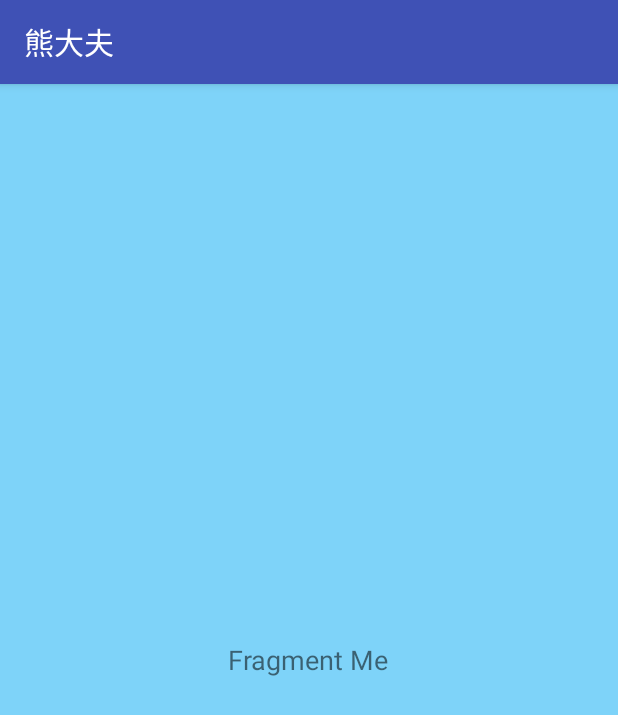
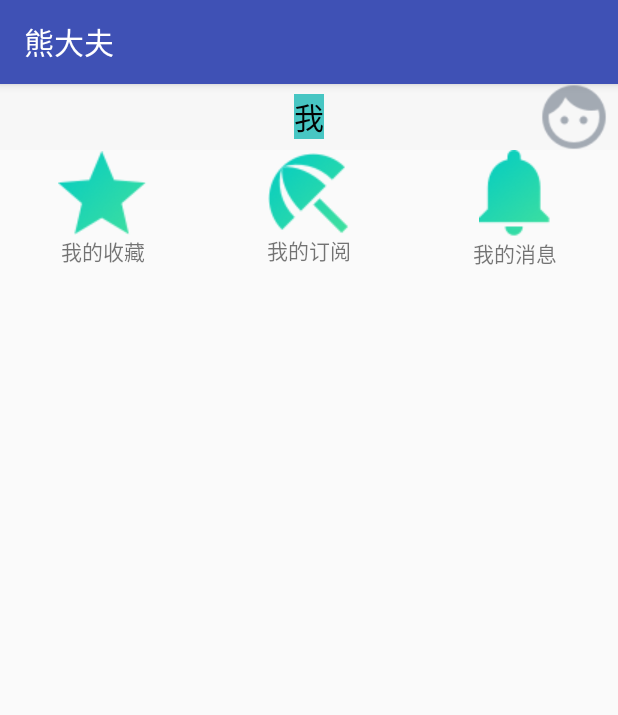
Before and after one commit to sdhfdz/DoctorBear, an Android app: the fragment MeFragment shown on its own in the app's theme, on a phone screen of 412 x 824 dp. Shown: the top 715 px of the screen. Run offline under Robolectric (Android 15) with nearby library versions, the phone set to English and light mode, and no system bars.

Commit message:
我的界面完成1

```diff
--- a/app/src/main/res/layout/fg_me.xml
+++ b/app/src/main/res/layout/fg_me.xml
@@ -2,14 +2,87 @@
 <LinearLayout xmlns:android="http://schemas.android.com/apk/res/android"
     android:layout_width="match_parent"
     android:layout_height="match_parent"
-    android:gravity="center"
-    android:background="#7ed3f9"
     android:orientation="vertical" >
 
-    <TextView
-        android:layout_width="wrap_content"
+    <RelativeLayout
+        android:layout_width="match_parent"
+        android:layout_height="44dp"
+        android:background="#F7F7F7">
+
+        <TextView
+            android:layout_width="wrap_content"
+            android:layout_height="wrap_content"
+            android:background="#47C6C3"
+            android:layout_centerInParent="true"
+            android:text="我"
+            android:textSize="20sp"
+            android:textColor="#030303"
+            />
+        <ImageView
+            android:layout_alignParentRight="true"
+            android:layout_marginRight="3dp"
+            android:layout_width="wrap_content"
+            android:layout_height="wrap_content"
+            android:src="@drawable/me_login_icon"/>
+
+    </RelativeLayout>
+    <LinearLayout
+
+        android:layout_width="match_parent"
         android:layout_height="wrap_content"
-        android:text="Fragment Me"
-        android:textSize="18sp" />
+        android:orientation="horizontal">
+        <LinearLayout
+            android:gravity="center"
+            android:layout_width="0dp"
+        android:layout_weight="1"
+        android:orientation="vertical"
+        android:layout_height="match_parent">
+        <ImageView
+            android:layout_width="wrap_content"
+            android:layout_height="wrap_content"
+            android:src="@drawable/me_fav_icon"/>
+        <TextView
+            android:layout_width="wrap_content"
+            android:layout_height="wrap_content"
+            android:text="我的收藏"/>
+    </LinearLayout>
+        <LinearLayout
+            android:gravity="center"
+            android:layout_width="0dp"
+            android:layout_weight="1"
+            android:orientation="vertical"
+            android:layout_height="match_parent">
+            <ImageView
+                android:layout_width="wrap_content"
+                android:layout_height="wrap_content"
+                android:src="@drawable/me_tack_icon"/>
+            <TextView
+                android:layout_width="wrap_content"
+                android:layout_height="wrap_content"
+                android:text="我的订阅"/>
+        </LinearLayout>
+        <LinearLayout
+            android:gravity="center"
+            android:layout_width="0dp"
+            android:layout_weight="1"
+            android:orientation="vertical"
+            android:layout_height="match_parent">
+            <ImageView
+                android:layout_width="wrap_content"
+                android:layout_height="wrap_content"
+                android:src="@drawable/me_note_icon"/>
+            <TextView
+                android:layout_width="wrap_content"
+                android:layout_height="wrap_content"
+                android:text="我的消息"/>
+        </LinearLayout>
+
+    </LinearLayout>
+    <ListView
+        android:dividerHeight="1dp"
+        android:divider="#4c979797"
+        android:layout_width="match_parent"
+        android:layout_height="match_parent">
+    </ListView>
 
 </LinearLayout>
--- /dev/null
+++ b/app/src/main/res/layout/fg_me_listitem.xml
@@ -0,0 +1,11 @@
+<?xml version="1.0" encoding="utf-8"?>
+<LinearLayout xmlns:android="http://schemas.android.com/apk/res/android"
+    android:orientation="vertical" android:layout_width="match_parent"
+    android:layout_height="match_parent">
+    <RelativeLayout
+        android:layout_width="wrap_content"
+        android:layout_height="wrap_content">
+
+    </RelativeLayout>
+
+</LinearLayout>
```
Also changed, not shown: app/src/main/res/drawable/me_fav_icon.png (added), app/src/main/res/drawable/me_login_icon.png (added), app/src/main/res/drawable/me_note_icon.png (added), app/src/main/res/drawable/me_tack_icon.png (added).
